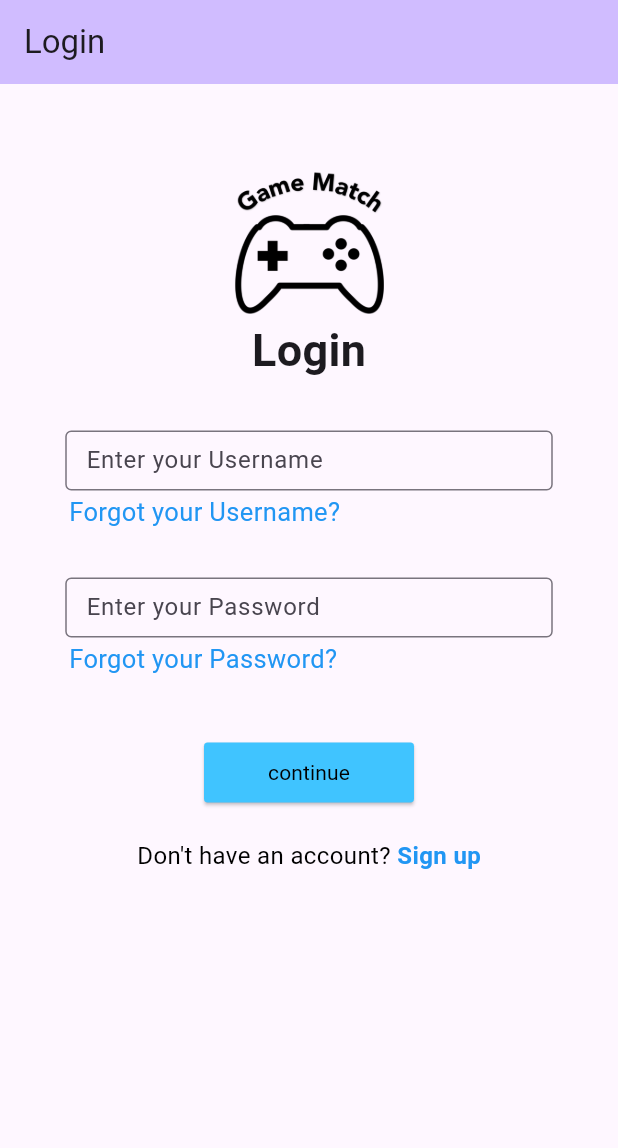
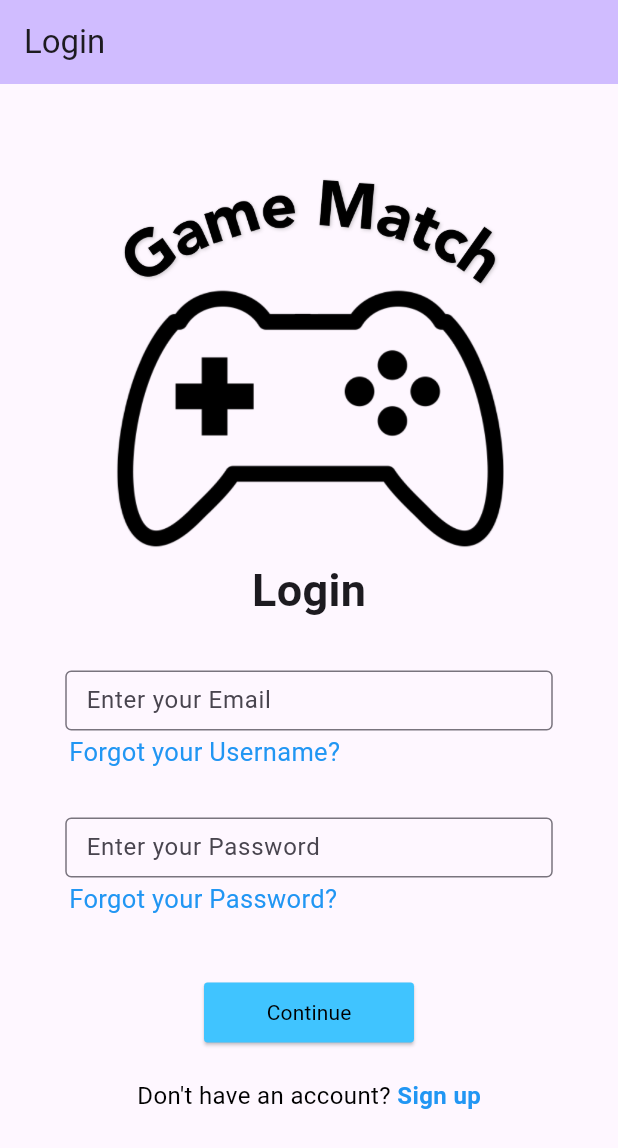
Before and after one commit to ramonthethird/GameMatch, a Flutter app: the screen it shows after launch, on a phone screen of 412 x 824 dp. Shown: the top 1148 px of the screen. Run offline on Flutter 3.47's test engine with Material 3 defaults, Android fonts, the phone set to English and light mode, and no system bars; our stand-ins replace cloud_firestore, firebase_auth, firebase_core, flutter_dotenv, flutter_secure_storage, shared_preferences; accounts and stored records are empty.

Commit message:
Update Log_in.dart
login should work with email in firebase storage as long as it is correct email input and correct password input

```diff
--- a/game_match/lib/pages/Log_in.dart
+++ b/game_match/lib/pages/Log_in.dart
@@ -1,28 +1,8 @@
-
-// still needs to edit for consolidation
-
 import 'package:flutter/material.dart';
+import 'package:firebase_auth/firebase_auth.dart';
 import 'package:game_match/pages/Side_bar.dart';
-//import 'package:login_ui_1/recoverusername.dart';  // Import the recovery page
-
-// void main() {
-//   runApp(const MyApp());
-// }
-
-//class LoginPage extends StatelessWidget {
-  //const LoginPage({super.key});
-
-  //@override
-  //Widget build(BuildContext context) {
-  // return MaterialApp(
-  //    title: 'Basic Login',
-   //   theme: ThemeData(
-  //     primarySwatch: Colors.grey,
-   //   ),
-   //   home: const MyLoginPage(title: 'My Main Login Page'),
-    //);
- // }
-//}
+import 'package:game_match/pages/recoverusername.dart';
+import 'package:game_match/pages/recoverpassword.dart';
 
 class MyLoginPage extends StatefulWidget {
   const MyLoginPage({super.key, required this.title});
@@ -33,9 +13,38 @@ class MyLoginPage extends StatefulWidget {
   State<MyLoginPage> createState() => _MyLoginPageState();
 }
 
+// Initialize here for firebase and sign in func
 class _MyLoginPageState extends State<MyLoginPage> {
   final TextEditingController _usernameController = TextEditingController();
   final TextEditingController _passwordController = TextEditingController();
+  final FirebaseAuth _auth = FirebaseAuth.instance;
+
+  // Put method for sign in figure out firebase auth
+  Future<void> _signIn() async {
+    String username = _usernameController.text.trim();
+    String password = _passwordController.text.trim();
+
+    try {
+      UserCredential userCredential = await _auth.signInWithEmailAndPassword(
+        email: username,  // Make sure the username is an email address bc firebase doesn't allow direct usern input
+        password: password,
+      );
+      // If the sign in is successful, navigate to the sidebar
+      Navigator.pushNamed(context, "/Side_bar");
+    } on FirebaseAuthException catch (e) {
+      // Put auth errors below from doc
+      String message = 'An error occurred. Please try again.';
+      if (e.code == 'user-not-found') {
+        message = 'No user found for that email.';
+      } else if (e.code == 'wrong-password') {
+        message = 'Wrong password provided for that user.';
+      }
+      // Show def error message in snackbar
+      ScaffoldMessenger.of(context).showSnackBar(
+        SnackBar(content: Text(message)),
+      );
+    }
+  }
 
   @override
   Widget build(BuildContext context) {
@@ -44,7 +53,6 @@ class _MyLoginPageState extends State<MyLoginPage> {
         backgroundColor: Theme.of(context).colorScheme.inversePrimary,
         title: Text(widget.title),
       ),
-
       resizeToAvoidBottomInset: true,
       body: SingleChildScrollView(
         child: Padding(
@@ -56,11 +64,10 @@ class _MyLoginPageState extends State<MyLoginPage> {
                 padding: const EdgeInsets.only(top: 40.0),
                 child: Image.asset(
                   'assets/images/gamematchlogoresize.png',
-                  height: 100,
-                  width: 100,
+                  height: 260,
+                  width: 260,
                 ),
               ),
-
               const Text(
                 'Login',
                 style: TextStyle(
@@ -68,35 +75,28 @@ class _MyLoginPageState extends State<MyLoginPage> {
                   fontWeight: FontWeight.bold,
                 ),
               ),
-
               const SizedBox(height: 32),
-
               SizedBox(
                 height: 40,
                 width: 325,
                 child: TextField(
                   controller: _usernameController,
                   decoration: const InputDecoration(
-                    labelText: 'Enter your Username',
+                    labelText: 'Enter your Email', // Changed to "Email" to account for firebase
                     border: OutlineInputBorder(),
                     contentPadding: EdgeInsets.symmetric(vertical: 10, horizontal: 10),
                   ),
+                  keyboardType: TextInputType.emailAddress,
                 ),
               ),
-
               const SizedBox(height: 2),
-
-
               GestureDetector(
                 onTap: () {
-                  // navigate to the RecoverUsernamePage
-                  // Navigator.push(
-                  //   context,
-                  //   MaterialPageRoute(builder: (context) => const UsernameRecoveryPage()), // Ensure RecoverUsernamePage is imported and declared
-                  // );
+                  Navigator.push(
+                    context,
+                    MaterialPageRoute(builder: (context) => const UsernameRecoveryPage()),
+                  );
                 },
-
-
                 child: const Padding(
                   padding: EdgeInsets.only(left: 30),
                   child: Align(
@@ -105,13 +105,12 @@ class _MyLoginPageState extends State<MyLoginPage> {
                       'Forgot your Username?',
                       style: TextStyle(
                         fontSize: 17,
-                        color: Colors.blue, // blue color
+                        color: Colors.blue,
                       ),
                     ),
                   ),
                 ),
               ),
-
               const SizedBox(height: 32),
               SizedBox(
                 height: 40,
@@ -123,12 +122,19 @@ class _MyLoginPageState extends State<MyLoginPage> {
                     border: OutlineInputBorder(),
                     contentPadding: EdgeInsets.symmetric(vertical: 10, horizontal: 10),
                   ),
+                  obscureText: true, // Hide password text
                 ),
               ),
-
-
               const SizedBox(height: 2),
-              const Padding(
+              GestureDetector(
+                onTap: () {
+                  Navigator.push(
+                    context,
+                    MaterialPageRoute(
+                        builder: (context) => const PasswordRecoveryPage()),
+                  );
+                },
+                child: const Padding(
                   padding: EdgeInsets.only(left: 30),
                   child: Align(
                     alignment: Alignment.centerLeft,
@@ -141,27 +147,20 @@ class _MyLoginPageState extends State<MyLoginPage> {
                     ),
                   ),
                 ),
-
-
+              ),
               const SizedBox(height: 40),
-
-              // const SizedBox(height: 20),
-
-
               ElevatedButton(
-                onPressed: () {
-                      Navigator.pushNamed(context, "/Side_bar"); // Ensure SideBar is imported and declared
-                },
+                onPressed: _signIn,
                 style: ElevatedButton.styleFrom(
-                  backgroundColor: Colors.lightBlueAccent, // Button background color
+                  backgroundColor: Colors.lightBlueAccent,
                   shape: RoundedRectangleBorder(
-                  borderRadius: BorderRadius.circular(2.5), // Rounded corners
+                    borderRadius: BorderRadius.circular(2.5),
                   ),
-                  fixedSize: const Size(140, 30), // Fixed width and height
+                  fixedSize: const Size(140, 30),
                 ),
                 child: const Center(
                   child: Text(
-                  'continue',
+                    'Continue',
                     style: TextStyle(
                       color: Colors.black,
                       fontSize: 14,
@@ -170,13 +169,11 @@ class _MyLoginPageState extends State<MyLoginPage> {
                   ),
                 ),
               ),
-
-
-
               const SizedBox(height: 20),
               Row(
                 mainAxisAlignment: MainAxisAlignment.center,
                 children: [
+
                   const Text(
                     "Don't have an account? ",
                     style: TextStyle(
@@ -184,9 +181,10 @@ class _MyLoginPageState extends State<MyLoginPage> {
                       fontSize: 16,
                     ),
                   ),
+
                   GestureDetector(
                     onTap: () {
-                      Navigator.pushNamed(context, "/Sign_up"); // Ensure SignUpPage is imported and declared
+                      Navigator.pushNamed(context, "/Sign_up");
                     },
                     child: const Text(
                       'Sign up',
```
Lines whose indentation alone changed are shown as unchanged.
